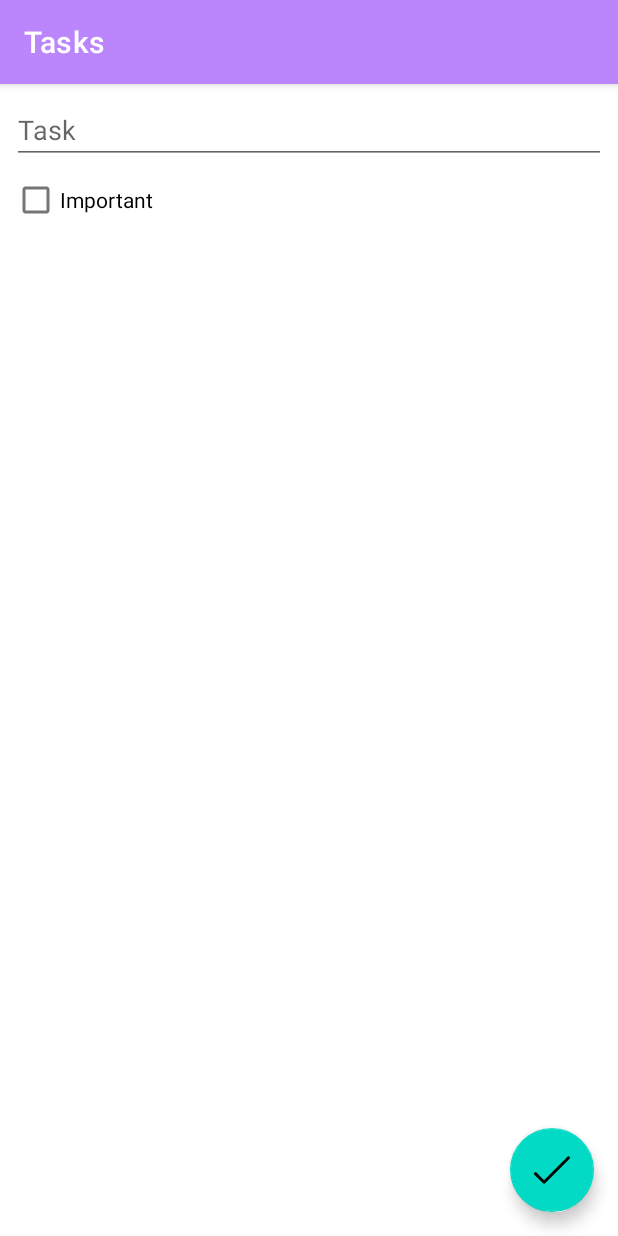
After one commit to alexander-serious/Glider, an Android app: the fragment TaskManagerFragment placed in its activity, on a phone screen of 412 x 824 dp. The commit adds this screen. Run offline under Robolectric (Android 15) with nearby library versions, the phone set to English and light mode, and no system bars; our stand-ins replace Dagger/Hilt's generated code, Room's generated code, navigation-ui.

Commit message:
create TaskManager for add/edit tasks

```diff
--- a/app/build.gradle
+++ b/app/build.gradle
@@ -1,7 +1,7 @@
 plugins {
     id 'com.android.application'
     id 'kotlin-android'
-    id 'kotlin-android-extensions'
+    id 'kotlin-parcelize'
     id 'kotlin-kapt'
     id 'dagger.hilt.android.plugin'
     id "androidx.navigation.safeargs.kotlin"
@@ -28,8 +28,8 @@ android {
         }
     }
 
-    viewBinding {
-        enabled = true
+    buildFeatures {
+        viewBinding true
     }
 
     compileOptions {
--- a/app/src/main/java/com/troxumenko/glider/data/Task.kt
+++ b/app/src/main/java/com/troxumenko/glider/data/Task.kt
@@ -3,7 +3,7 @@ package com.troxumenko.glider.data
 import android.os.Parcelable
 import androidx.room.Entity
 import androidx.room.PrimaryKey
-import kotlinx.android.parcel.Parcelize
+import kotlinx.parcelize.Parcelize
 import java.text.DateFormat
 
 @Entity(tableName = "task_table")
--- a/app/src/main/java/com/troxumenko/glider/presentation/MainActivity.kt
+++ b/app/src/main/java/com/troxumenko/glider/presentation/MainActivity.kt
@@ -2,13 +2,29 @@ package com.troxumenko.glider.presentation
 
 import androidx.appcompat.app.AppCompatActivity
 import android.os.Bundle
+import androidx.navigation.NavController
+import androidx.navigation.fragment.NavHostFragment
+import androidx.navigation.fragment.findNavController
+import androidx.navigation.ui.setupActionBarWithNavController
 import com.troxumenko.glider.R
 import dagger.hilt.android.AndroidEntryPoint
 
 @AndroidEntryPoint
 class MainActivity : AppCompatActivity() {
+    private lateinit var navController: NavController
+
     override fun onCreate(savedInstanceState: Bundle?) {
         super.onCreate(savedInstanceState)
         setContentView(R.layout.activity_main)
+
+        val navHostFragment =
+            supportFragmentManager.findFragmentById(R.id.nav_host_fragment) as NavHostFragment
+        navController = navHostFragment.findNavController()
+
+        setupActionBarWithNavController(navController)
+    }
+
+    override fun onSupportNavigateUp(): Boolean {
+        return navController.navigateUp() || super.onSupportNavigateUp()
     }
 }
--- /dev/null
+++ b/app/src/main/java/com/troxumenko/glider/presentation/taskmanager/TaskManagerFragment.kt
@@ -0,0 +1,29 @@
+package com.troxumenko.glider.presentation.taskmanager
+
+import android.os.Bundle
+import android.view.View
+import android.view.ViewGroup
+import androidx.core.view.isVisible
+import androidx.fragment.app.viewModels
+import com.troxumenko.glider.databinding.FragmentManagerTaskBinding
+import com.troxumenko.glider.ui.BaseFragment
+import dagger.hilt.android.AndroidEntryPoint
+
+@AndroidEntryPoint
+class TaskManagerFragment : BaseFragment<FragmentManagerTaskBinding>() {
+    override fun creatingBinding(parent: ViewGroup?): FragmentManagerTaskBinding = inflate()
+
+    private val viewModel: TaskManagerViewModel by viewModels()
+
+    override fun onViewCreated(view: View, savedInstanceState: Bundle?) {
+        super.onViewCreated(view, savedInstanceState)
+
+        binding.apply {
+            editTextTask.setText(viewModel.taskName)
+            checkBoxImportant.isChecked = viewModel.taskImportance
+            checkBoxImportant.jumpDrawablesToCurrentState()
+            textViewDateCreated.isVisible = viewModel.task != null
+            textViewDateCreated.text = "Created: ${viewModel.task?.createdDateFormatted}"
+        }
+    }
+}
--- /dev/null
+++ b/app/src/main/java/com/troxumenko/glider/presentation/taskmanager/TaskManagerViewModel.kt
@@ -0,0 +1,29 @@
+package com.troxumenko.glider.presentation.taskmanager
+
+import androidx.lifecycle.SavedStateHandle
+import androidx.lifecycle.ViewModel
+import com.troxumenko.glider.data.Task
+import com.troxumenko.glider.data.TaskDao
+import dagger.hilt.android.lifecycle.HiltViewModel
+import javax.inject.Inject
+
+@HiltViewModel
+class TaskManagerViewModel @Inject constructor(
+    private val taskDao: TaskDao,
+    private val state: SavedStateHandle
+) : ViewModel() {
+
+    val task = state.get<Task>("task")
+
+    var taskName = state.get<String>("taskName") ?: task?.name ?: ""
+        set(value) {
+            field = value
+            state.set("taskName", value)
+        }
+
+    var taskImportance = state.get<Boolean>("taskImportance") ?: task?.important ?: false
+        set(value) {
+            field = value
+            state.set("taskImportance", value)
+        }
+}
--- a/app/src/main/java/com/troxumenko/glider/presentation/tasks/TasksViewModel.kt
+++ b/app/src/main/java/com/troxumenko/glider/presentation/tasks/TasksViewModel.kt
@@ -1,12 +1,11 @@
 package com.troxumenko.glider.presentation.tasks
 
-import androidx.lifecycle.ViewModel
-import androidx.lifecycle.asLiveData
-import androidx.lifecycle.viewModelScope
+import androidx.lifecycle.*
 import com.troxumenko.glider.data.PreferencesManager
 import com.troxumenko.glider.data.SortOrder
 import com.troxumenko.glider.data.Task
 import com.troxumenko.glider.data.TaskDao
+import dagger.assisted.Assisted
 import dagger.hilt.android.lifecycle.HiltViewModel
 import kotlinx.coroutines.channels.Channel
 import kotlinx.coroutines.flow.MutableStateFlow
@@ -19,10 +18,11 @@ import javax.inject.Inject
 @HiltViewModel
 class TasksViewModel @Inject constructor(
     private val taskDao: TaskDao,
-    private val preferencesManager: PreferencesManager
+    private val preferencesManager: PreferencesManager,
+    private val state: SavedStateHandle
 ) : ViewModel() {
 
-    val searchQuery = MutableStateFlow("")
+    val searchQuery = state.getLiveData("searchQuery", "")
 
     val preferencesFlow = preferencesManager.preferencesFlow
 
@@ -30,7 +30,7 @@ class TasksViewModel @Inject constructor(
     val tasksEvent = tasksEventChannel.receiveAsFlow()
 
     private val tasksFlow = combine(
-        searchQuery,
+        searchQuery.asFlow(),
         preferencesFlow
     ) { query, filterPreferences ->
         Pair(query, filterPreferences)
@@ -48,7 +48,9 @@ class TasksViewModel @Inject constructor(
         preferencesManager.updateHideCompleted(hideCompleted)
     }
 
-    fun onTaskSelected(task: Task) {}
+    fun onTaskSelected(task: Task) = viewModelScope.launch {
+        tasksEventChannel.send(TasksEvent.NavigateToEditTaskScreen(task))
+    }
 
     fun onTaskCheckedChanges(task: Task, isChecked: Boolean) = viewModelScope.launch {
         taskDao.update(task.copy(completed = isChecked))
@@ -63,7 +65,13 @@ class TasksViewModel @Inject constructor(
         taskDao.insert(task)
     }
 
+    fun onTaskManagerClick() = viewModelScope.launch {
+        tasksEventChannel.send(TasksEvent.NavigateToAddTaskScreen)
+    }
+
     sealed class TasksEvent {
+        object NavigateToAddTaskScreen : TasksEvent()
+        data class NavigateToEditTaskScreen(val task: Task) : TasksEvent()
         data class ShowUndoDeleteTaskMassage(val task: Task) : TasksEvent()
     }
 }
--- /dev/null
+++ b/app/src/main/java/com/troxumenko/glider/util/Utils.kt
@@ -0,0 +1,4 @@
+package com.troxumenko.glider.util
+
+val <T> T.exhaustive: T
+    get() = this
--- a/app/src/main/res/layout/activity_main.xml
+++ b/app/src/main/res/layout/activity_main.xml
@@ -7,7 +7,7 @@
     tools:context=".presentation.MainActivity">
 
     <androidx.fragment.app.FragmentContainerView
-        android:id="@+id/nav_host_fragment_container"
+        android:id="@+id/nav_host_fragment"
         android:name="androidx.navigation.fragment.NavHostFragment"
         android:layout_width="match_parent"
         android:layout_height="match_parent"
--- a/app/src/main/res/layout/fragment_add_edit_task.xml
+++ b/app/src/main/res/layout/fragment_manager_task.xml
@@ -2,7 +2,8 @@
 <androidx.coordinatorlayout.widget.CoordinatorLayout xmlns:android="http://schemas.android.com/apk/res/android"
     xmlns:tools="http://schemas.android.com/tools"
     android:layout_width="match_parent"
-    android:layout_height="match_parent">
+    android:layout_height="match_parent"
+    tools:context=".presentation.taskmanager.TaskManagerFragment">
 
     <LinearLayout
         android:layout_width="match_parent"
@@ -37,6 +38,7 @@
         android:layout_height="wrap_content"
         android:layout_gravity="bottom|end"
         android:layout_margin="@dimen/space_16"
-        android:src="@drawable/ic_check" />
+        android:src="@drawable/ic_check"
+        android:contentDescription="@string/fab_description_save" />
 
 </androidx.coordinatorlayout.widget.CoordinatorLayout>
--- a/app/src/main/res/layout/fragment_tasks.xml
+++ b/app/src/main/res/layout/fragment_tasks.xml
@@ -17,5 +17,6 @@
         android:layout_height="wrap_content"
         android:layout_gravity="bottom|end"
         android:layout_margin="@dimen/space_16"
-        android:src="@drawable/ic_add" />
+        android:src="@drawable/ic_add"
+        android:contentDescription="@string/fab_description_add_task" />
 </androidx.coordinatorlayout.widget.CoordinatorLayout>
--- a/app/src/main/res/navigation/nav_graph.xml
+++ b/app/src/main/res/navigation/nav_graph.xml
@@ -8,6 +8,24 @@
     <fragment
         android:id="@+id/tasksFragment"
         android:name="com.troxumenko.glider.presentation.tasks.TasksFragment"
-        android:label="fragment_tasks"
-        tools:layout="@layout/fragment_tasks" />
+        android:label="Tasks"
+        tools:layout="@layout/fragment_tasks">
+        <action
+            android:id="@+id/action_tasksFragment_to_taskManagerFragment"
+            app:destination="@id/taskManagerFragment" />
+    </fragment>
+    <fragment
+        android:id="@+id/taskManagerFragment"
+        android:name="com.troxumenko.glider.presentation.taskmanager.TaskManagerFragment"
+        android:label="{title}"
+        tools:layout="@layout/fragment_manager_task" >
+        <argument
+            android:name="task"
+            app:argType="com.troxumenko.glider.data.Task"
+            app:nullable="true"
+            android:defaultValue="@null" />
+        <argument
+            android:name="title"
+            app:argType="string" />
+    </fragment>
 </navigation>
--- a/app/src/main/res/values/strings.xml
+++ b/app/src/main/res/values/strings.xml
@@ -2,4 +2,6 @@
     <string name="app_name">Glider</string>
     <string name="edit_text_task_name">Task</string>
     <string name="check_box_important">Important</string>
+    <string name="fab_description_add_task">Add task</string>
+    <string name="fab_description_save">Save</string>
 </resources>
--- a/build.gradle
+++ b/build.gradle
@@ -2,7 +2,7 @@
 buildscript {
     ext {
         kotlin_version = '1.4.31'
-        navigation_version = '2.3.0'
+        navigation_version = '2.3.4'
     }
     repositories {
         google()
```
Also changed, not shown: app/src/main/java/com/troxumenko/glider/presentation/tasks/TasksFragment.kt (+15 -1 lines).
